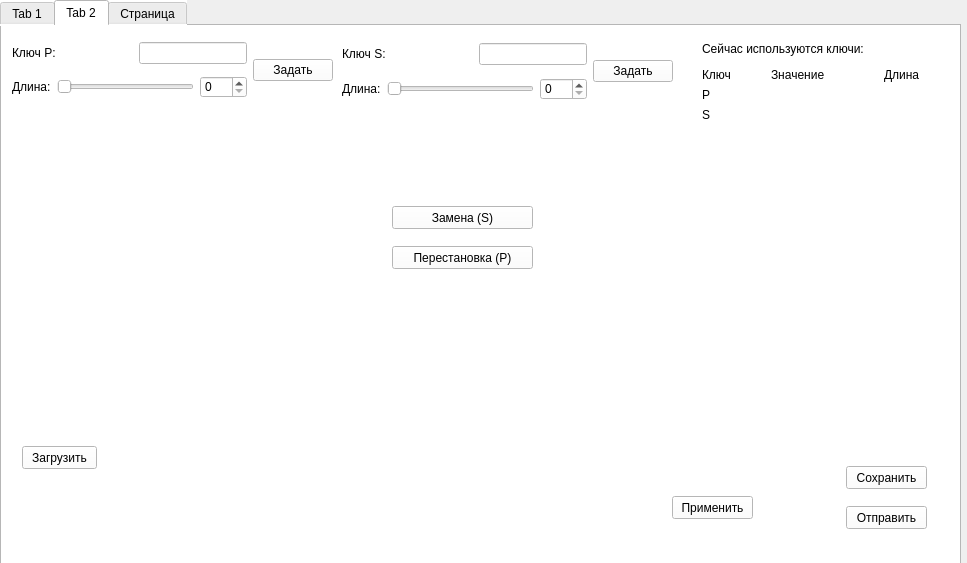
The window that Qt/home_windows.ui (shm0nya/Lipilin-s-game) describes before a commit, drawn with Qt 5.
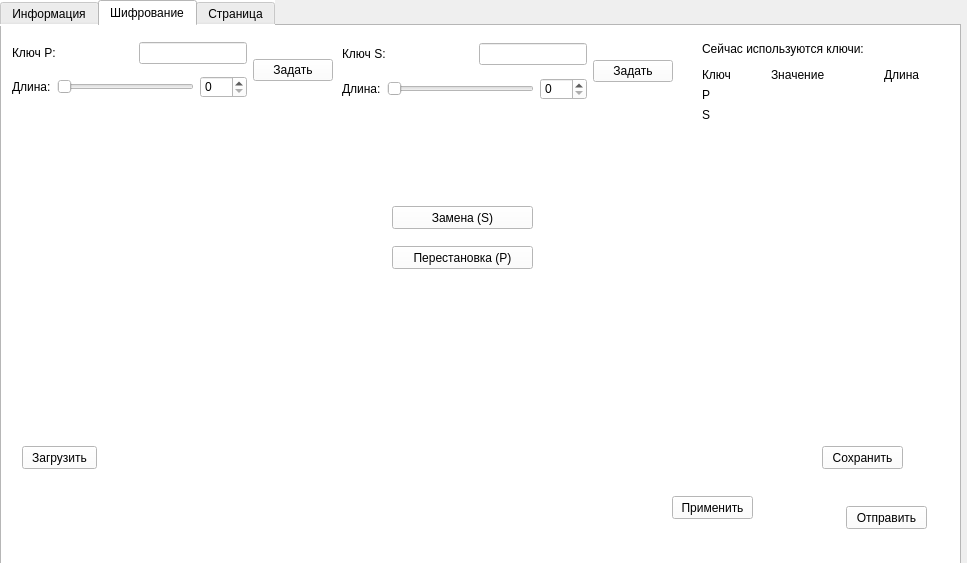
The same window after the commit.

Commit message: Диалоговое окно для сохранения в папку

```diff
--- a/Qt/home_windows.ui
+++ b/Qt/home_windows.ui
@@ -31,7 +31,7 @@
    </property>
    <widget class="QWidget" name="tab">
     <attribute name="title">
-     <string>Tab 1</string>
+     <string>Информация</string>
     </attribute>
     <widget class="QListWidget" name="listWidget">
      <property name="geometry">
@@ -307,7 +307,7 @@
    </widget>
    <widget class="QWidget" name="tab_2">
     <attribute name="title">
-     <string>Tab 2</string>
+     <string>Шифрование</string>
     </attribute>
     <widget class="QWidget" name="img_original" native="true">
      <property name="geometry">
@@ -384,8 +384,8 @@
     <widget class="QPushButton" name="pushButton_6">
      <property name="geometry">
       <rect>
-       <x>844</x>
-       <y>440</y>
+       <x>820</x>
+       <y>420</y>
        <width>81</width>
        <height>23</height>
       </rect>
```
Left out of the diff: 2 changed lines with no effect on the pictures. The commit also changes 2 other files.
